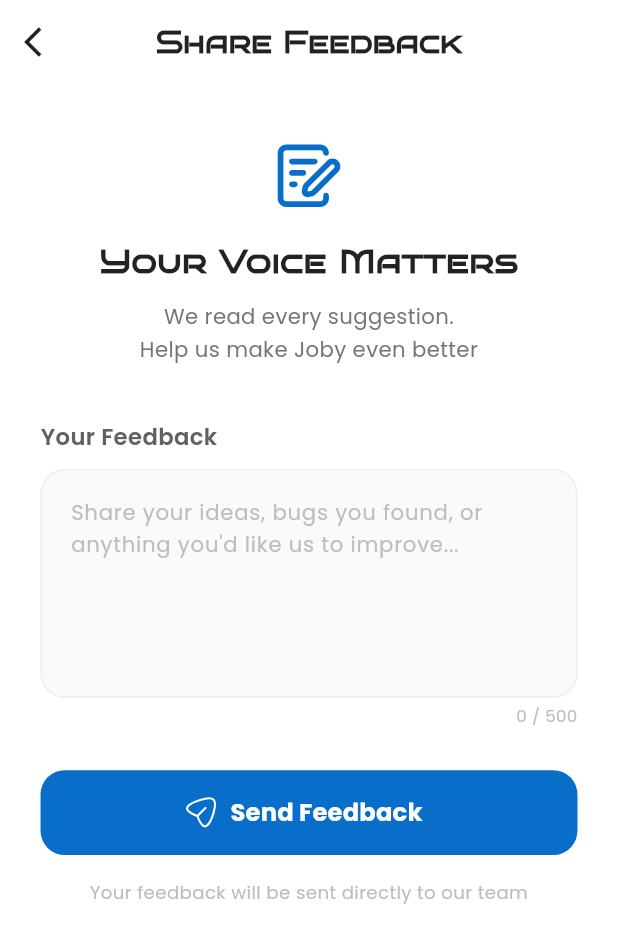
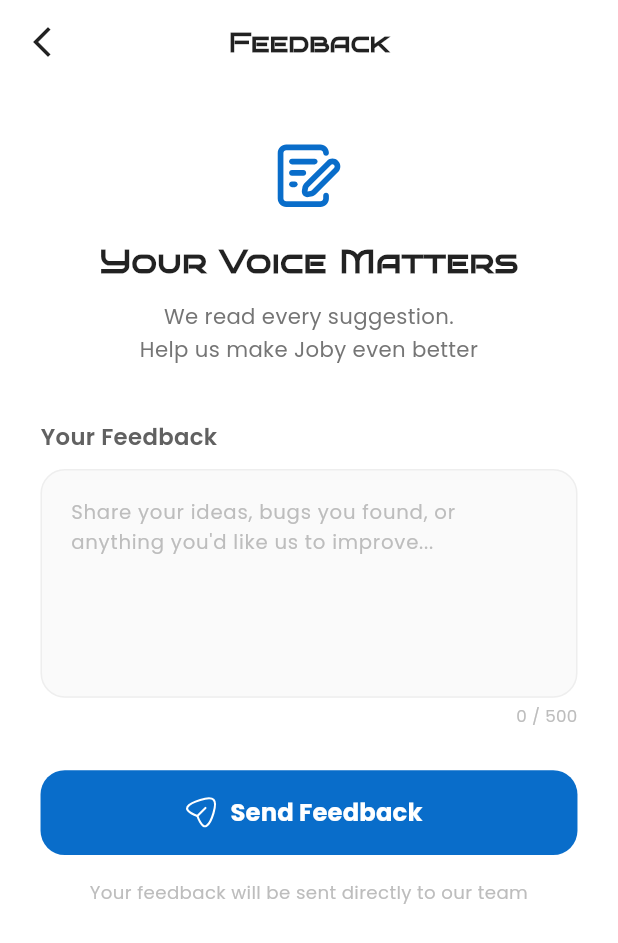
Before and after one commit to Ismail-Magdy/joby, a Flutter app: the SettingsScreen screen opened directly, after a tap on "FeedBack?", on a phone screen of 412 x 824 dp. Shown: the top 943 px of the screen. Run offline on Flutter 3.47's test engine with Material 3 defaults, Android fonts, the phone set to English and light mode, and no system bars; our stand-ins replace audioplayers, cached_network_image, confetti, dartz, equatable, file_picker and 26 more; missing offline and left inert: flutter_cached_pdfview, thanos_snap_effect; accounts and stored records are empty; statements that could not run were skipped.

Commit message:
refactor: Rename Advice feature to Feedback; update related classes, routes, and UI components

```diff
--- a/lib/core/di/dependency_injection.dart
+++ b/lib/core/di/dependency_injection.dart
@@ -79,11 +79,11 @@ Future<void> initGetIt() async {
   );
 
   /// Advice (Feedback) Feature
-  getIt.registerLazySingleton<AdviceRepo>(
+  getIt.registerLazySingleton<FeedBackRepo>(
     () => AdviceRepoImpl(supabaseClient: getIt<SupabaseClient>()),
   );
   getIt.registerFactory<AdviceCubit>(
-    () => AdviceCubit(adviceRepo: getIt<AdviceRepo>()),
+    () => AdviceCubit(adviceRepo: getIt<FeedBackRepo>()),
   );
 
   /// Points Feature
--- a/lib/core/routes/app_router.dart
+++ b/lib/core/routes/app_router.dart
@@ -14,7 +14,7 @@ import 'package:joby/features/company/home/presentation/screens/company_home_scr
 import 'package:joby/features/company/profile_company/screens/company_profile_screen.dart';
 import 'package:joby/features/company/root/screens/company_root_screen.dart';
 import 'package:joby/features/common/about_us/screens/about_us_screen.dart';
-import 'package:joby/features/common/feed_back/presentation/screens/advice_screen.dart';
+import 'package:joby/features/common/feed_back/presentation/screens/feed_back_screen.dart';
 import 'package:joby/features/users/home/presentation/screens/company_view_screen.dart';
 import 'package:joby/features/users/profile_users/screens/users_profile_screen.dart.dart';
 import 'package:joby/features/users/user_info/data/models/user_info_model.dart';
@@ -112,11 +112,11 @@ class AppRouter {
         return MaterialPageRoute(builder: (_) => const UsersProfileScreen());
 
       /// Advice / Feedback Screen
-      case Routes.adviceScreen:
+      case Routes.feedBackScreen:
         return MaterialPageRoute(
           builder: (_) => BlocProvider<AdviceCubit>(
             create: (context) => getIt<AdviceCubit>(),
-            child: const AdviceScreen(),
+            child: const FeedBackScreen(),
           ),
         );
 
--- a/lib/core/routes/routes.dart
+++ b/lib/core/routes/routes.dart
@@ -3,7 +3,7 @@ class Routes {
   static const String onBoardingScreen = "/onBoardingScreen";
   static const String authScreen = "/authScreen";
   static const String aboutUsScreen = "/aboutUsScreen";
-  static const String adviceScreen = "/adviceScreen";
+  static const String feedBackScreen = "/feedBackScreen";
 
   /// User
   static const String userInfoScreen = "/userInfoScreen";
--- a/lib/features/common/feed_back/data/repos/advice_repo.dart
+++ b/lib/features/common/feed_back/data/repos/advice_repo.dart
@@ -1,5 +1,5 @@
 import "package:dartz/dartz.dart";
 
-abstract class AdviceRepo {
+abstract class FeedBackRepo {
   Future<Either<String, Unit>> sendFeedback(String message);
 }
--- a/lib/features/common/feed_back/data/repos/advice_repo_impl.dart
+++ b/lib/features/common/feed_back/data/repos/advice_repo_impl.dart
@@ -3,7 +3,7 @@ import "package:supabase_flutter/supabase_flutter.dart";
 import "advice_repo.dart";
 import "../../../../../core/errors/error_handler.dart";
 
-class AdviceRepoImpl implements AdviceRepo {
+class AdviceRepoImpl implements FeedBackRepo {
   final SupabaseClient supabaseClient;
 
   AdviceRepoImpl({required this.supabaseClient});
--- a/lib/features/common/feed_back/manager/advice_cubit.dart
+++ b/lib/features/common/feed_back/manager/advice_cubit.dart
@@ -3,9 +3,9 @@ import "../data/repos/advice_repo.dart";
 import "advice_state.dart";
 
 class AdviceCubit extends Cubit<AdviceState> {
-  final AdviceRepo _adviceRepo;
+  final FeedBackRepo _adviceRepo;
 
-  AdviceCubit({required AdviceRepo adviceRepo})
+  AdviceCubit({required FeedBackRepo adviceRepo})
     : _adviceRepo = adviceRepo,
       super(AdviceInitial());
 
--- a/lib/features/common/feed_back/presentation/screens/advice_screen.dart
+++ b/lib/features/common/feed_back/presentation/screens/feed_back_screen.dart
@@ -3,21 +3,23 @@ import 'package:flutter_bloc/flutter_bloc.dart';
 import 'package:flutter_screenutil/flutter_screenutil.dart';
 import 'package:joby/core/helpers/spacing.dart';
 import 'package:joby/core/themes/app_colors.dart';
+import 'package:joby/core/widgets/custom_app_bar.dart';
+import 'package:joby/core/widgets/snack_bar_text.dart';
 import 'package:joby/features/common/feed_back/manager/advice_cubit.dart';
 import 'package:joby/features/common/feed_back/manager/advice_state.dart';
-import 'package:joby/features/common/feed_back/presentation/widgets/advice_footer.dart';
+import 'package:joby/features/common/feed_back/presentation/widgets/feed_back_footer.dart';
 import 'package:joby/features/common/feed_back/presentation/widgets/custom_head_section.dart';
 import 'package:joby/features/common/feed_back/presentation/widgets/custom_send_button.dart';
 import 'package:joby/features/common/feed_back/presentation/widgets/success_state_widget.dart';
 
-class AdviceScreen extends StatefulWidget {
-  const AdviceScreen({super.key});
+class FeedBackScreen extends StatefulWidget {
+  const FeedBackScreen({super.key});
 
   @override
-  State<AdviceScreen> createState() => _AdviceScreenState();
+  State<FeedBackScreen> createState() => _FeedBackScreenState();
 }
 
-class _AdviceScreenState extends State<AdviceScreen> {
+class _FeedBackScreenState extends State<FeedBackScreen> {
   final TextEditingController _messageController = TextEditingController();
   static const int _maxChars = 500;
 
@@ -57,25 +59,7 @@ class _AdviceScreenState extends State<AdviceScreen> {
     return Scaffold(
       backgroundColor: Colors.white,
       // App Bar
-      appBar: AppBar(
-        backgroundColor: Colors.white,
-        elevation: 0,
-        scrolledUnderElevation: 0,
-        centerTitle: true,
-        leading: IconButton(
-          icon: const Icon(Icons.arrow_back_ios, color: Colors.black87),
-          onPressed: () => Navigator.pop(context),
-        ),
-        title: Text(
-          "Share Feedback",
-          style: TextStyle(
-            color: Colors.black87,
-            fontSize: 20.sp,
-            fontWeight: .bold,
-            fontFamily: "BrunoAceSC",
-          ),
-        ),
-      ),
+      appBar: CustomAppBar(text: "Feedback"),
       //
       body: BlocConsumer<AdviceCubit, AdviceState>(
         //
@@ -83,17 +67,17 @@ class _AdviceScreenState extends State<AdviceScreen> {
           if (state is AdviceSent) {
             _messageController.clear();
           } else if (state is AdviceError) {
+            //
             ScaffoldMessenger.of(context).showSnackBar(
               SnackBar(
-                content: Center(
-                  child: Text(state.message, style: TextStyle(fontSize: 13.sp)),
-                ),
+                content: SnackBarText(title: state.message),
                 backgroundColor: Colors.red,
                 behavior: SnackBarBehavior.floating,
-                margin: EdgeInsets.all(20.r),
+                margin: .all(20.r),
                 shape: RoundedRectangleBorder(borderRadius: .circular(10.r)),
               ),
             );
+            //
           }
         },
         //
@@ -135,7 +119,8 @@ class _AdviceScreenState extends State<AdviceScreen> {
                     valueListenable: _messageController,
                     builder: (context, value, _) {
                       final charCount = value.text.length;
-                      final isNearLimit = charCount > _maxChars * 0.85;
+                      final isLimit = charCount >= _maxChars;
+                      final isNearLimit = charCount >= _maxChars * 0.85;
                       return Column(
                         crossAxisAlignment: .end,
                         children: [
@@ -158,26 +143,26 @@ class _AdviceScreenState extends State<AdviceScreen> {
                                   "you'd like us to improve...",
                               hintStyle: TextStyle(
                                 color: Colors.grey.shade400,
-                                fontSize: 14.sp,
+                                fontSize: 13.sp,
                                 height: 1.5,
                               ),
                               filled: true,
                               fillColor: Colors.grey.shade50,
-                              contentPadding: EdgeInsets.all(16.r),
+                              contentPadding: .all(16.r),
                               border: OutlineInputBorder(
-                                borderRadius: BorderRadius.circular(16.r),
+                                borderRadius: .circular(16.r),
                                 borderSide: BorderSide(
                                   color: Colors.grey.shade200,
                                 ),
                               ),
                               enabledBorder: OutlineInputBorder(
-                                borderRadius: BorderRadius.circular(16.r),
+                                borderRadius: .circular(16.r),
                                 borderSide: BorderSide(
                                   color: Colors.grey.shade200,
                                 ),
                               ),
                               focusedBorder: OutlineInputBorder(
-                                borderRadius: BorderRadius.circular(16.r),
+                                borderRadius: .circular(16.r),
                                 borderSide: BorderSide(
                                   color: AppColors.primaryColor,
                                   width: 1.5,
@@ -185,17 +170,21 @@ class _AdviceScreenState extends State<AdviceScreen> {
                               ),
                             ),
                           ),
+                          //
                           verticalSpace(4),
                           //
                           Text(
                             "$charCount / $_maxChars",
                             style: TextStyle(
                               fontSize: 11.sp,
-                              color: isNearLimit
+                              color: isLimit
+                                  ? Colors.red
+                                  : isNearLimit
                                   ? Colors.orange
                                   : Colors.grey.shade400,
                             ),
                           ),
+                          //
                         ],
                       );
                     },
@@ -211,7 +200,7 @@ class _AdviceScreenState extends State<AdviceScreen> {
                   //
                   verticalSpace(16),
                   //
-                  AdviceFooter(),
+                  FeedBackFooter(),
                   //
                 ],
                 //
--- a/lib/features/common/feed_back/presentation/widgets/advice_footer.dart
+++ b/lib/features/common/feed_back/presentation/widgets/feed_back_footer.dart
@@ -1,8 +1,8 @@
 import 'package:flutter/material.dart';
 import 'package:flutter_screenutil/flutter_screenutil.dart';
 
-class AdviceFooter extends StatelessWidget {
-  const AdviceFooter({super.key});
+class FeedBackFooter extends StatelessWidget {
+  const FeedBackFooter({super.key});
 
   @override
   Widget build(BuildContext context) {
--- a/lib/features/common/settings/screens/settings_screen.dart
+++ b/lib/features/common/settings/screens/settings_screen.dart
@@ -31,7 +31,7 @@ class SettingsScreen extends StatelessWidget {
             CustomSettingsItem(
               icon: "assets/svgs/advice.svg",
               label: "FeedBack?",
-              onTap: () => context.pushNamed(Routes.adviceScreen),
+              onTap: () => context.pushNamed(Routes.feedBackScreen),
             ),
             //
             CustomSettingsItem(
```
